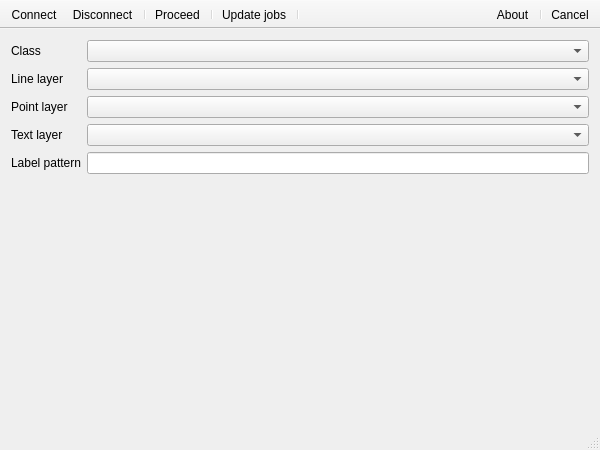
The window that mainwindow.ui (Kuszki/EW-Builder) describes before a commit, drawn with Qt 5.
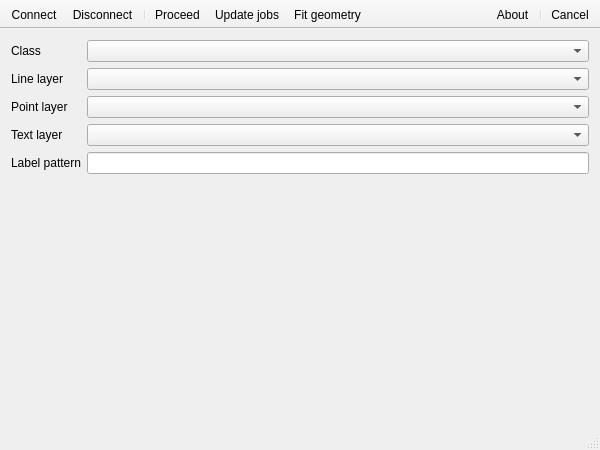
The same window after the commit. Icons and pictures are not drawn.

Patch:
```diff
--- a/mainwindow.ui
+++ b/mainwindow.ui
@@ -133,9 +133,8 @@
    <addaction name="actionDisconnect"/>
    <addaction name="separator"/>
    <addaction name="actionProceed"/>
-   <addaction name="separator"/>
    <addaction name="actionJobs"/>
-   <addaction name="separator"/>
+   <addaction name="actionGeometry"/>
   </widget>
   <widget class="QToolBar" name="supportTool">
    <property name="windowTitle">
@@ -226,6 +225,11 @@
     <string>Update jobs</string>
    </property>
   </action>
+  <action name="actionGeometry">
+   <property name="text">
+    <string>Fit geometry</string>
+   </property>
+  </action>
  </widget>
  <layoutdefault spacing="6" margin="11"/>
  <resources/>
```
